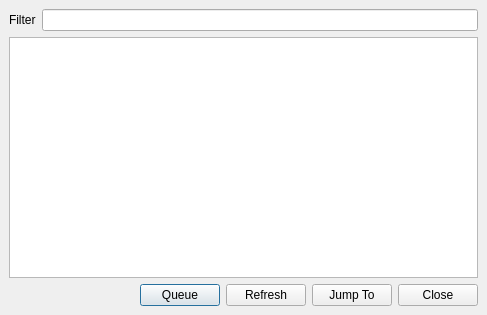
Qt form src/ui/forms/jumptotrackdialog.ui (ksv1986/qmmp-staging) before a commit.
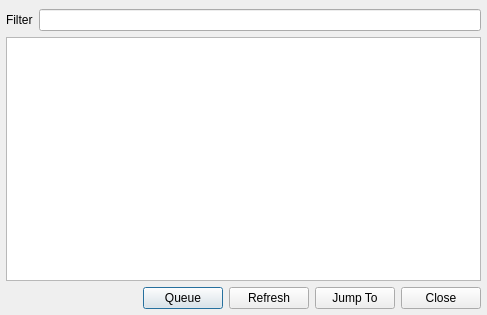
The same form after that commit.

Patch:
```diff
--- a/src/ui/forms/jumptotrackdialog.ui
+++ b/src/ui/forms/jumptotrackdialog.ui
@@ -12,11 +12,20 @@
   <property name="windowTitle" >
    <string>Jump To Track</string>
   </property>
-  <layout class="QVBoxLayout" >
-   <property name="margin" >
+  <layout class="QVBoxLayout">
+   <property name="spacing">
+    <number>6</number>
+   </property>
+   <property name="leftMargin">
+    <number>6</number>
+   </property>
+   <property name="topMargin">
     <number>9</number>
    </property>
-   <property name="spacing" >
+   <property name="rightMargin">
+    <number>6</number>
+   </property>
+   <property name="bottomMargin">
     <number>6</number>
    </property>
    <item>
```
Left out of the diff: 63 changed lines with no effect on the pictures.
